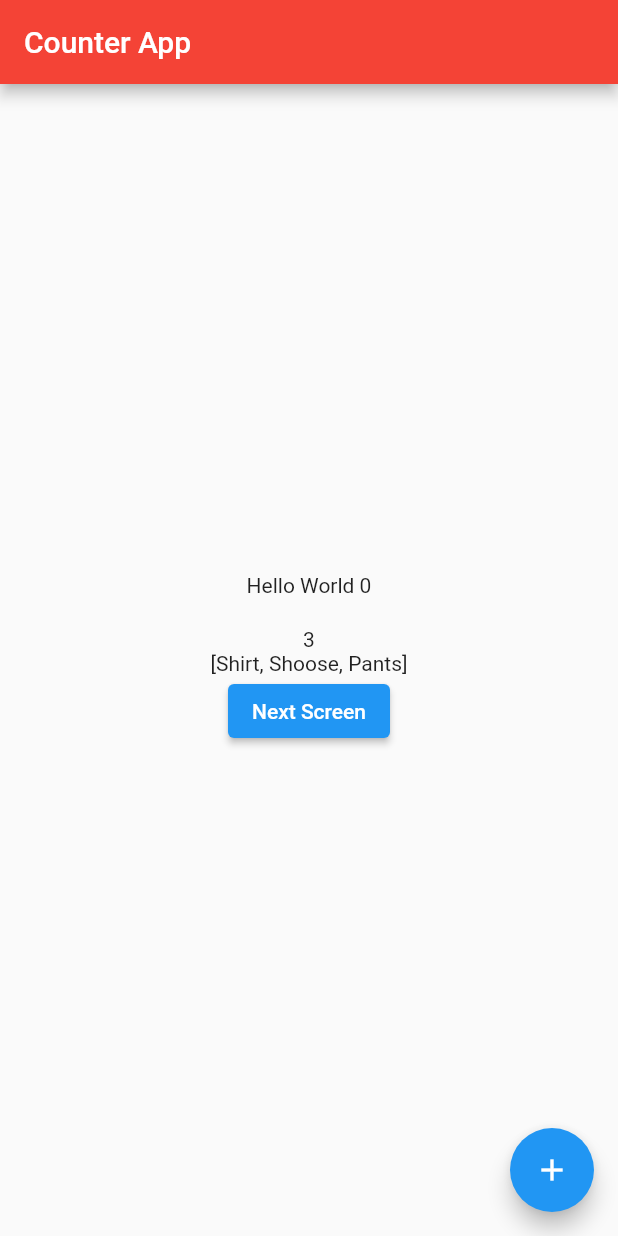
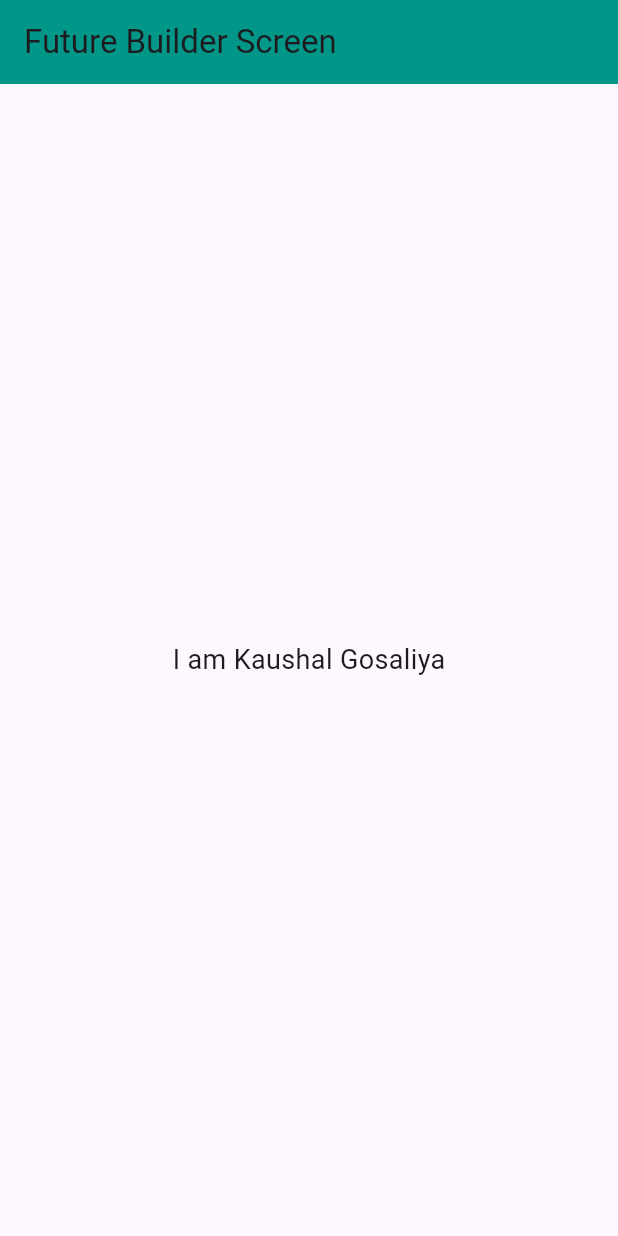
Before and after one commit to kaushalgosaliya5/ProviderApp, a Flutter app: the screen it shows after launch, on a phone screen of 412 x 824 dp. Run offline on Flutter 3.47's test engine with Material 2 defaults, Android fonts, the phone set to English and light mode, and no system bars; missing offline and left inert: fancy_animated_button.

Commit message:
add flutter examples

```diff
--- a/lib/main.dart
+++ b/lib/main.dart
@@ -2,7 +2,7 @@ import 'package:flutter/material.dart';
 import 'package:provider/provider.dart';
 import 'package:provider_app/provider/counter_provider.dart';
 import 'package:provider_app/provider/shopping_card_provider.dart';
-import 'package:provider_app/screen/first_screen.dart';
+import 'package:provider_app/screen/future_builder_screen.dart';
 import 'package:provider_app/screen/second_page.dart';
 
 void main() {
@@ -22,12 +22,18 @@ class MyApp extends StatelessWidget {
       title: 'Flutter Demo',
       initialRoute: "/",
       theme: ThemeData(
-        primarySwatch: Colors.blue,
+        useMaterial3: true,
+        primarySwatch: Colors.green,
       ),
       routes: {
-        '/': (context) => const FirstScreen(),
+        //'/': (context) => const FirstScreen(),
+        //'/': (context) => const ButtonScreen(),
+        //'/': (context) => const RowColumnScreen(),
+        //'/': (context) => const ImageScreen(),
+        //'/': (context) => const FancyAnimatedButtonScreen(),
+        '/': (context) => const FutureBuilderScreen(),
         "/secondScreen": (context) => const SecondScreen(),
       },
     );
   }
-}
+} /**/
--- a/lib/provider/shopping_card_provider.dart
+++ b/lib/provider/shopping_card_provider.dart
@@ -1,7 +1,7 @@
 import 'package:flutter/material.dart';
 
 class ShoppingCart with ChangeNotifier {
-  List<String> _shoppingCart = ['Shirt', 'Shoose', 'Pants'];
+  final List<String> _shoppingCart = ['Shirt', 'Shoose', 'Pants'];
 
   int get count => _shoppingCart.length;
   List<String> get cart => _shoppingCart;
--- /dev/null
+++ b/lib/screen/future_builder_screen.dart
@@ -0,0 +1,51 @@
+import 'package:flutter/material.dart';
+
+class FutureBuilderScreen extends StatefulWidget {
+  const FutureBuilderScreen({Key? key}) : super(key: key);
+
+  @override
+  State<FutureBuilderScreen> createState() => _FutureBuilderScreenState();
+}
+
+class _FutureBuilderScreenState extends State<FutureBuilderScreen> {
+  @override
+  Widget build(BuildContext context) {
+    return Scaffold(
+      appBar: AppBar(
+          title: const Text('Future Builder Screen'),
+          backgroundColor: Colors.teal),
+      body: FutureBuilder(
+        builder: (ctx, snapshot) {
+          if (snapshot.connectionState == ConnectionState.done) {
+            if (snapshot.hasData) {
+              var data = snapshot.data as String;
+              return Center(
+                child: Text(
+                  data,
+                  style: const TextStyle(fontSize: 18),
+                ),
+              );
+            } else if (snapshot.hasError) {
+              return const Center(
+                child: Text(
+                  "Error",
+                  style: TextStyle(fontSize: 18),
+                ),
+              );
+            }
+          }
+          return const Center(
+            child: CircularProgressIndicator(),
+          );
+        },
+        future: getData(),
+      ),
+    );
+  }
+
+  Future<String> getData() {
+    return Future.delayed(const Duration(seconds: 2), () {
+      return "I am Kaushal Gosaliya";
+    });
+  }
+}
```
Also changed, not shown: lib/screen/bloc_screen.dart (added, +17 -0 lines), lib/screen/button_screen.dart (added, +87 -0 lines), lib/screen/fancy_animated_button.dart (added, +59 -0 lines), lib/screen/image_screen.dart (added, +27 -0 lines), lib/screen/row_column_screen.dart (added, +59 -0 lines), lib/screen/text_screen.dart (added, +53 -0 lines), pubspec.yaml (+3 -4 lines), asset/image/myimage.png (added), pubspec.lock, 2 other files.
